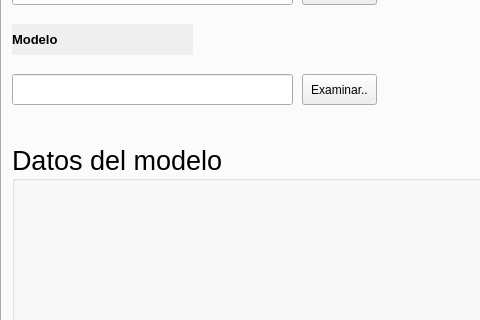
Above: entrenamiento.ui from safteinzz/Machine-Learning-Python before the change; both pictures show x 0 to 480 and y 122 to 442 of the 940 by 923 pixel window. Below: the same form after it.
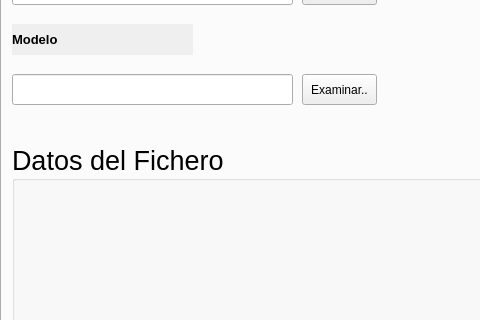
That is the form after the change.

```diff
--- a/entrenamiento.ui
+++ b/entrenamiento.ui
@@ -327,7 +327,7 @@
       </font>
      </property>
      <property name="title">
-      <string>Datos del modelo</string>
+      <string>Datos del Fichero</string>
      </property>
      <widget class="QLabel" name="qLDatosModelo">
       <property name="geometry">
```
